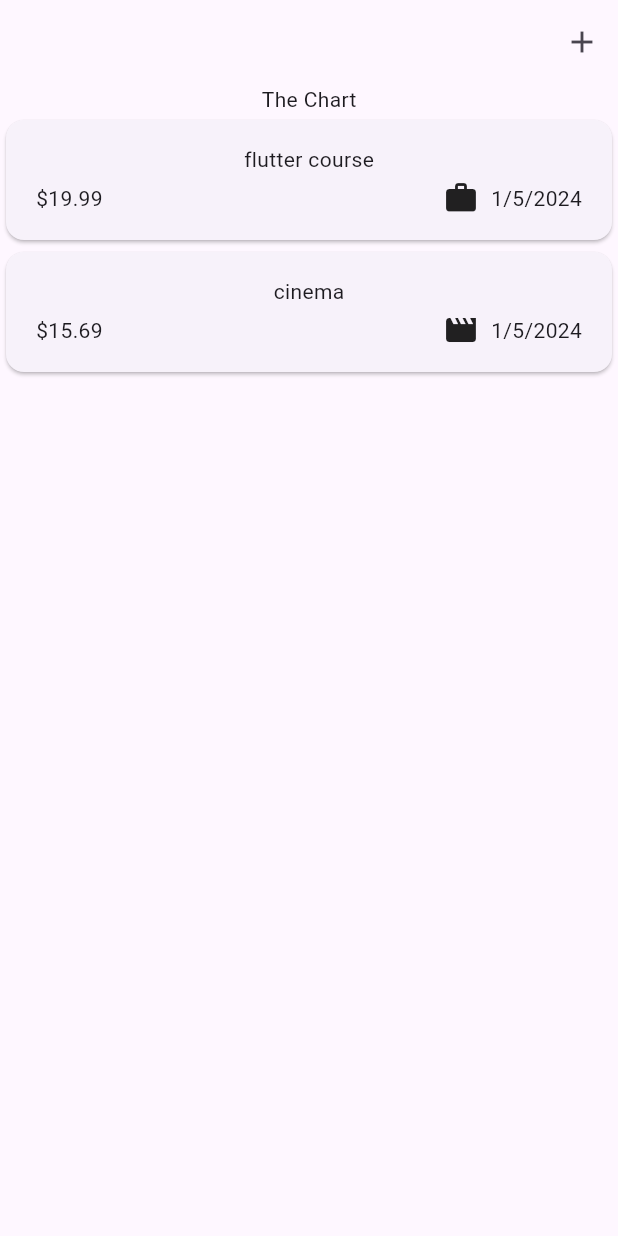
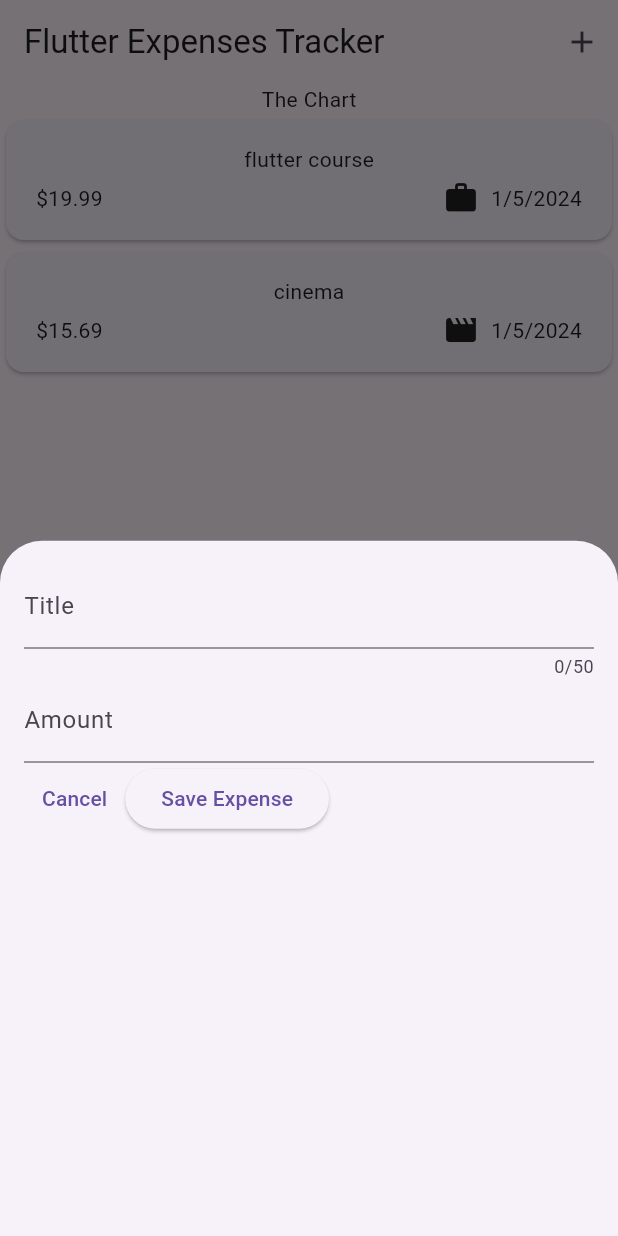
Before and after one commit to AmaniAlnabhani/ExpensesApp, a Flutter app: the screen it shows after launch, after a tap on the "add" icon, on a phone screen of 412 x 824 dp. Run offline on Flutter 3.47's test engine with Material 3 defaults, Android fonts, the phone set to English and light mode, and no system bars.

Commit message:
work in pop up

```diff
--- /dev/null
+++ b/lib/Widgets/expenses_list/new_expense.dart
@@ -0,0 +1,61 @@
+import 'package:flutter/material.dart';
+
+class NewExpense extends StatefulWidget{
+ const NewExpense({super.key});
+  @override
+  State<NewExpense> createState() {
+    return _NewExpenseState();
+  }}
+
+class _NewExpenseState extends State<NewExpense>{
+  final _titleController =TextEditingController();
+  final _amountController =TextEditingController();
+
+  @override
+  void dispose(){
+    //tell controller not need any more when do not use
+    _titleController.dispose();
+    _amountController.dispose();
+    super.dispose();
+  }
+
+  @override
+  Widget build(BuildContext context) {
+    return  Padding(
+        padding:const EdgeInsets.all(16),
+      child: Column(
+        children: [
+          TextField(
+            controller: _titleController,
+            maxLength: 50,
+           decoration: const InputDecoration(
+             label: Text('Title'),
+           ),
+          ),
+          TextField(
+            controller: _amountController,
+            keyboardType: TextInputType.number,
+            decoration: const InputDecoration(
+              prefixText:'\$',
+              label: Text('Amount'),
+            ),
+          ),
+          Row(
+            children: [
+              TextButton(onPressed: (){
+                Navigator.pop(context);
+              }, child: const Text('Cancel')),
+              ElevatedButton(onPressed: (){
+                print(_titleController.text);
+                print(_amountController.text);
+              },
+                  child: const Text('Save Expense'))
+            ],
+          )
+
+        ],
+      ),
+    );
+  }
+
+}
--- a/lib/expenses.dart
+++ b/lib/expenses.dart
@@ -1,3 +1,4 @@
+import 'package:expense_app/Widgets/expenses_list/new_expense.dart';
 import 'package:flutter/material.dart';
 
 import 'Widgets/expenses_list/expenses_list.dart';
@@ -26,12 +27,18 @@ class _ExpensesState extends State<Expenses> {
       category: Category.leisure,
     ),
   ];
+
+ void _openAddExpenseOverlay(){
+    showModalBottomSheet(context: context,
+        builder: (ctx)=>const NewExpense());
+  }
   @override
   Widget build(BuildContext context) {
     return Scaffold(
       appBar: AppBar(
+        title:const Text('Flutter Expenses Tracker'),
         actions: [
-          IconButton(onPressed: (){},
+          IconButton(onPressed: _openAddExpenseOverlay,
               icon: const Icon(Icons.add),),
         ],
       ),
```
